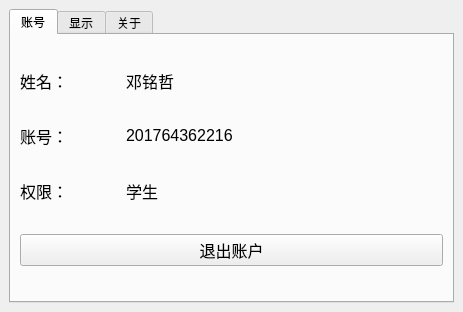
Old version of the form ui/design/Setting.ui in the repository Desmond121/CEESS.
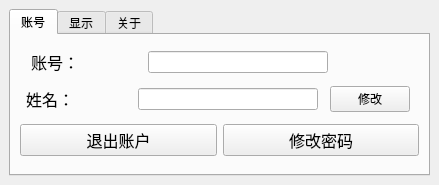
New version of the form.

Commit message: setting module completed！

What changed in the file:
```diff
--- a/ui/design/Setting.ui
+++ b/ui/design/Setting.ui
@@ -6,16 +6,16 @@
    <rect>
     <x>0</x>
     <y>0</y>
-    <width>463</width>
-    <height>312</height>
+    <width>439</width>
+    <height>185</height>
    </rect>
   </property>
   <property name="windowTitle">
    <string>MainWindow</string>
   </property>
   <widget class="QWidget" name="centralwidget">
-   <layout class="QGridLayout" name="gridLayout">
-    <item row="0" column="0">
+   <layout class="QHBoxLayout" name="horizontalLayout_5">
+    <item>
      <widget class="QTabWidget" name="tabWidget">
       <property name="tabPosition">
        <enum>QTabWidget::North</enum>
@@ -43,65 +43,6 @@
         <string>账号</string>
        </attribute>
        <layout class="QVBoxLayout" name="verticalLayout">
-        <item>
-         <layout class="QHBoxLayout" name="horizontalLayout_2">
-          <item>
-           <widget class="QLabel" name="label_2">
-            <property name="sizePolicy">
-             <sizepolicy hsizetype="Fixed" vsizetype="Fixed">
-              <horstretch>0</horstretch>
-              <verstretch>0</verstretch>
-             </sizepolicy>
-            </property>
-            <property name="minimumSize">
-             <size>
-              <width>100</width>
-              <height>0</height>
-             </size>
-            </property>
-            <property name="font">
-             <font>
-              <pointsize>12</pointsize>
-             </font>
-            </property>
-            <property name="text">
-             <string>姓名：</string>
-            </property>
-           </widget>
-          </item>
-          <item>
-           <widget class="QLabel" name="label_5">
-            <property name="sizePolicy">
-             <sizepolicy hsizetype="Fixed" vsizetype="Fixed">
-              <horstretch>0</horstretch>
-              <verstretch>0</verstretch>
-             </sizepolicy>
-            </property>
-            <property name="font">
-             <font>
-              <pointsize>12</pointsize>
-             </font>
-            </property>
-            <property name="text">
-             <string>邓铭哲</string>
-            </property>
-           </widget>
-          </item>
-          <item>
-           <spacer name="horizontalSpacer">
-            <property name="orientation">
-             <enum>Qt::Horizontal</enum>
-            </property>
-            <property name="sizeHint" stdset="0">
-             <size>
-              <width>40</width>
-              <height>20</height>
-             </size>
-            </property>
-           </spacer>
-          </item>
-         </layout>
-        </item>
         <item>
          <layout class="QHBoxLayout" name="horizontalLayout">
           <item>
@@ -129,32 +70,36 @@
            </widget>
           </item>
           <item>
-           <widget class="QLabel" name="label_4">
+           <widget class="QLineEdit" name="userAccount">
             <property name="sizePolicy">
              <sizepolicy hsizetype="Fixed" vsizetype="Fixed">
               <horstretch>0</horstretch>
               <verstretch>0</verstretch>
              </sizepolicy>
             </property>
-            <property name="font">
-             <font>
-              <pointsize>12</pointsize>
-             </font>
+            <property name="minimumSize">
+             <size>
+              <width>180</width>
+              <height>0</height>
+             </size>
             </property>
-            <property name="text">
-             <string>201764362216</string>
+            <property name="readOnly">
+             <bool>true</bool>
             </property>
            </widget>
           </item>
           <item>
-           <spacer name="horizontalSpacer_2">
+           <spacer name="horizontalSpacer">
             <property name="orientation">
              <enum>Qt::Horizontal</enum>
             </property>
+            <property name="sizeType">
+             <enum>QSizePolicy::Fixed</enum>
+            </property>
             <property name="sizeHint" stdset="0">
              <size>
-              <width>40</width>
-              <height>20</height>
+              <width>80</width>
+              <height>0</height>
              </size>
             </property>
            </spacer>
@@ -162,9 +107,9 @@
          </layout>
         </item>
         <item>
-         <layout class="QHBoxLayout" name="horizontalLayout_3">
+         <layout class="QHBoxLayout" name="horizontalLayout_2">
           <item>
-           <widget class="QLabel" name="label_3">
+           <widget class="QLabel" name="label_2">
             <property name="sizePolicy">
              <sizepolicy hsizetype="Fixed" vsizetype="Fixed">
               <horstretch>0</horstretch>
@@ -183,54 +128,77 @@
              </font>
             </property>
             <property name="text">
-             <string>权限：</string>
+             <string>姓名：</string>
             </property>
            </widget>
           </item>
           <item>
-           <widget class="QLabel" name="label_6">
+           <widget class="QLineEdit" name="userName">
             <property name="sizePolicy">
              <sizepolicy hsizetype="Fixed" vsizetype="Fixed">
               <horstretch>0</horstretch>
               <verstretch>0</verstretch>
              </sizepolicy>
             </property>
-            <property name="font">
-             <font>
-              <pointsize>12</pointsize>
-             </font>
+            <property name="minimumSize">
+             <size>
+              <width>180</width>
+              <height>0</height>
+             </size>
+            </property>
+            <property name="readOnly">
+             <bool>true</bool>
+            </property>
+           </widget>
+          </item>
+          <item>
+           <widget class="QPushButton" name="rename">
+            <property name="sizePolicy">
+             <sizepolicy hsizetype="Fixed" vsizetype="Fixed">
+              <horstretch>0</horstretch>
+              <verstretch>0</verstretch>
+             </sizepolicy>
+            </property>
+            <property name="minimumSize">
+             <size>
+              <width>80</width>
+              <height>0</height>
+             </size>
             </property>
             <property name="text">
-             <string>学生</string>
+             <string>修改</string>
             </property>
            </widget>
           </item>
-          <item>
-           <spacer name="horizontalSpacer_3">
-            <property name="orientation">
-             <enum>Qt::Horizontal</enum>
-            </property>
-            <property name="sizeHint" stdset="0">
-             <size>
-              <width>40</width>
-              <height>20</height>
-             </size>
-            </property>
-           </spacer>
-          </item>
          </layout>
         </item>
         <item>
-         <widget class="QPushButton" name="pushButton">
-          <property name="font">
-           <font>
-            <pointsize>12</pointsize>
-           </font>
-          </property>
-          <property name="text">
-           <string>退出账户</string>
-          </property>
-         </widget>
+         <layout class="QHBoxLayout" name="horizontalLayout_4">
+          <item>
+           <widget class="QPushButton" name="btnSignOut">
+            <property name="font">
+             <font>
+              <pointsize>12</pointsize>
+             </font>
+            </property>
+            <property name="text">
+             <string>退出账户</string>
+            </property>
+           </widget>
+          </item>
+          <item>
+           <widget class="QPushButton" name="btnChangePsw">
+            <property name="font">
+             <font>
+              <pointsize>12</pointsize>
+             </font>
+            </property>
+            <property name="text">
+             <string>修改密码</string>
+            </property>
+           </widget>
+          </item>
+         </layout>
         </item>
        </layout>
       </widget>
@@ -265,6 +233,20 @@
        <attribute name="title">
         <string>关于</string>
        </attribute>
+       <layout class="QHBoxLayout" name="horizontalLayout_3">
+        <item>
+         <widget class="QTextBrowser" name="textBrowser">
+          <property name="html">
+           <string>&lt;!DOCTYPE HTML PUBLIC &quot;-//W3C//DTD HTML 4.0//EN&quot; &quot;http://www.w3.org/TR/REC-html40/strict.dtd&quot;&gt;
+&lt;html&gt;&lt;head&gt;&lt;meta name=&quot;qrichtext&quot; content=&quot;1&quot; /&gt;&lt;style type=&quot;text/css&quot;&gt;
+p, li { white-space: pre-wrap; }
+&lt;/style&gt;&lt;/head&gt;&lt;body style=&quot; font-family:'SimSun'; font-size:9pt; font-weight:400; font-style:normal;&quot;&gt;
+&lt;p align=&quot;center&quot; style=&quot; margin-top:0px; margin-bottom:0px; margin-left:0px; margin-right:0px; -qt-block-indent:0; text-indent:0px;&quot;&gt;Power by Desmond.&lt;/p&gt;
+&lt;p align=&quot;center&quot; style=&quot; margin-top:0px; margin-bottom:0px; margin-left:0px; margin-right:0px; -qt-block-indent:0; text-indent:0px;&quot;&gt;All right reserve.&lt;/p&gt;&lt;/body&gt;&lt;/html&gt;</string>
+          </property>
+         </widget>
+        </item>
+       </layout>
       </widget>
      </widget>
     </item>
```
Left out of the diff: 16 changed lines with no effect on the pictures. The commit also changes 22 other files.
